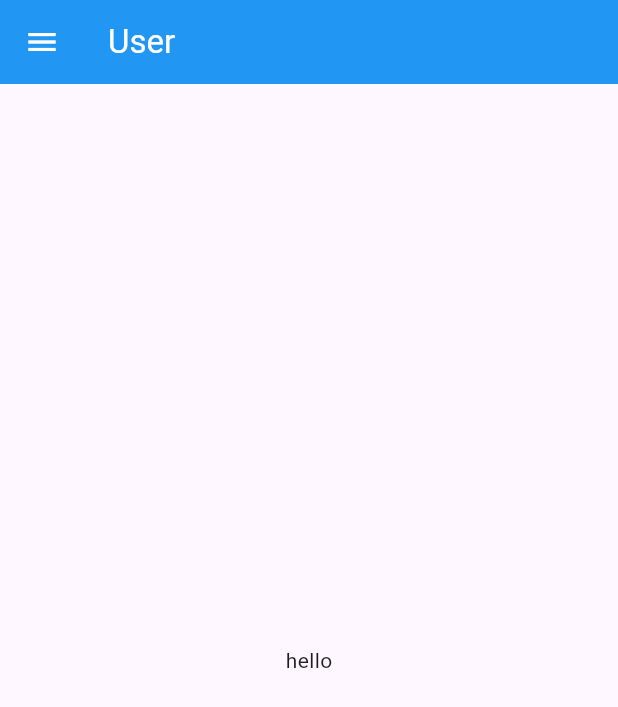
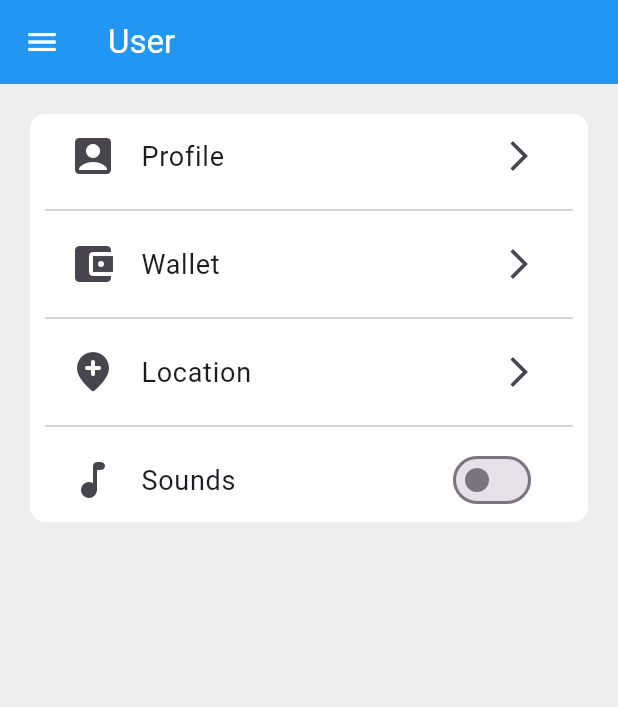
Before and after one commit to tizary/flutter_login, a Flutter app: the UserPage screen opened by its route, on a phone screen of 412 x 824 dp. Shown: the top 707 px of the screen. Run offline on Flutter 3.47's test engine with Material 3 defaults, Android fonts, the phone set to English and light mode, and no system bars; our stand-ins replace google_maps_flutter, image_picker, multi_select_flutter, permission_handler; missing offline and left inert: fast_contacts, flutter_google_maps_webservices, mongo_dart; accounts and stored records are empty.

Commit message:
feat: add list of tiles in page User

```diff
--- a/lib/routes/app_routes.dart
+++ b/lib/routes/app_routes.dart
@@ -7,4 +7,7 @@ class AppRoutes {
   static const String phoneContactsPage = 'phone_contacts_page';
   static const String galleryPage = 'gallery_page';
   static const String addressPage = 'address_page';
+  static const String userProfilePage = 'user_profile_page';
+  static const String userWalletPage = 'user_wallet_page';
+  static const String userLocationPage = 'user_location_page';
 }
--- a/lib/screens/user_page.dart
+++ b/lib/screens/user_page.dart
@@ -1,6 +1,7 @@
 import 'package:flutter/material.dart';
 import 'package:flutter_application_1/components/burger_menu.dart';
 import 'package:flutter_application_1/components/header.dart';
+import 'package:flutter_application_1/routes/app_routes.dart';
 
 class UserPage extends StatefulWidget {
   const UserPage({super.key});
@@ -10,11 +11,99 @@ class UserPage extends StatefulWidget {
 }
 
 class _UserPageState extends State<UserPage> {
+  bool isSwitch = false;
   @override
   Widget build(BuildContext context) {
-    return const Scaffold(
-        appBar: Header(pageTitle: 'User'),
-        drawer: BurgerMenu(),
-        body: Center(child: Text('hello')));
+    return Scaffold(
+        backgroundColor: Colors.grey[200],
+        appBar: const Header(pageTitle: 'User'),
+        drawer: const BurgerMenu(),
+        body: ListView(
+          padding: const EdgeInsets.all(20),
+          children: [
+            Container(
+              padding: const EdgeInsets.symmetric(horizontal: 10),
+              decoration: BoxDecoration(
+                color: Colors.white,
+                borderRadius: BorderRadius.circular(10),
+              ),
+              child: Column(
+                children: [
+                  ListOfTilesWidget(
+                    iconLeading: Icons.account_box_rounded,
+                    text: 'Profile',
+                    onTap: () {
+                      Navigator.pushNamed(context, AppRoutes.userProfilePage);
+                    },
+                  ),
+                  const Divider(),
+                  ListOfTilesWidget(
+                    iconLeading: Icons.account_balance_wallet,
+                    text: 'Wallet',
+                    onTap: () {
+                      Navigator.pushNamed(context, AppRoutes.userWalletPage);
+                    },
+                  ),
+                  const Divider(),
+                  ListOfTilesWidget(
+                    iconLeading: Icons.add_location_rounded,
+                    text: 'Location',
+                    onTap: () {
+                      Navigator.pushNamed(context, AppRoutes.userLocationPage);
+                    },
+                  ),
+                  const Divider(),
+                  ListTile(
+                    leading: const Icon(
+                      Icons.audiotrack_rounded,
+                      size: 32,
+                    ),
+                    title: const Text(
+                      'Sounds',
+                      style: TextStyle(fontSize: 18),
+                    ),
+                    trailing: Switch(
+                        value: isSwitch,
+                        onChanged: (value) {
+                          setState(() {
+                            isSwitch = value;
+                          });
+                        }),
+                    onTap: () {},
+                  ),
+                ],
+              ),
+            )
+          ],
+        ));
   }
 }
+
+class ListOfTilesWidget extends StatelessWidget {
+  final IconData iconLeading;
+  final String text;
+  final VoidCallback onTap;
+
+  const ListOfTilesWidget({
+    super.key,
+    required this.iconLeading,
+    required this.text,
+    required this.onTap,
+  });
+
+  @override
+  Widget build(BuildContext context) {
+    return ListTile(
+      leading: Icon(
+        iconLeading,
+        size: 32,
+      ),
+      title: Text(
+        text,
+        style: const TextStyle(fontSize: 18),
+      ),
+      trailing: const Icon(Icons.arrow_forward_ios),
+      onTap: onTap,
+    );
+  }
+}
```
Also changed, not shown: lib/app.dart (+8 -0 lines), lib/screens/user_page/user_location_page_widget.dart (added, +19 -0 lines), lib/screens/user_page/user_profile_page_widget.dart (added, +19 -0 lines), lib/screens/user_page/user_wallet_page_widget.dart (added, +19 -0 lines).
